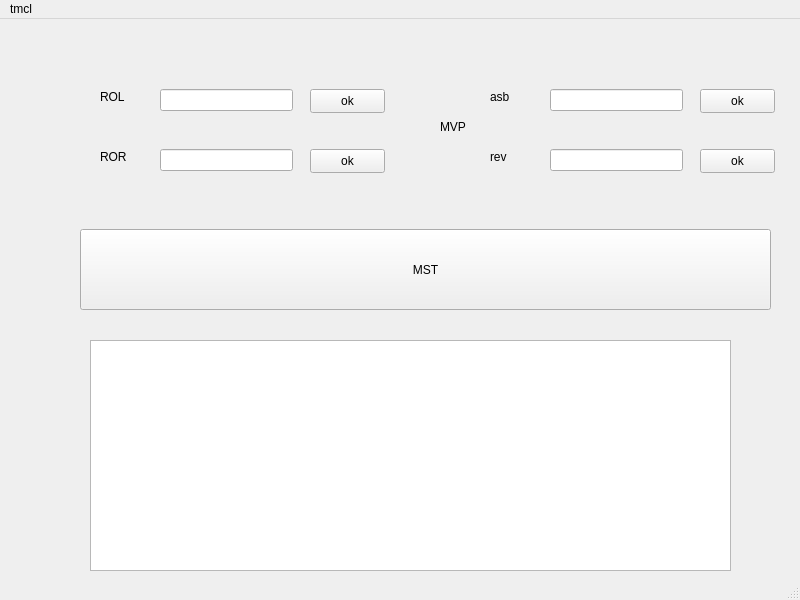
This is tmcl.ui in lim-mortan/TMCM as Qt 5 draws it before an edit. The edited form follows.
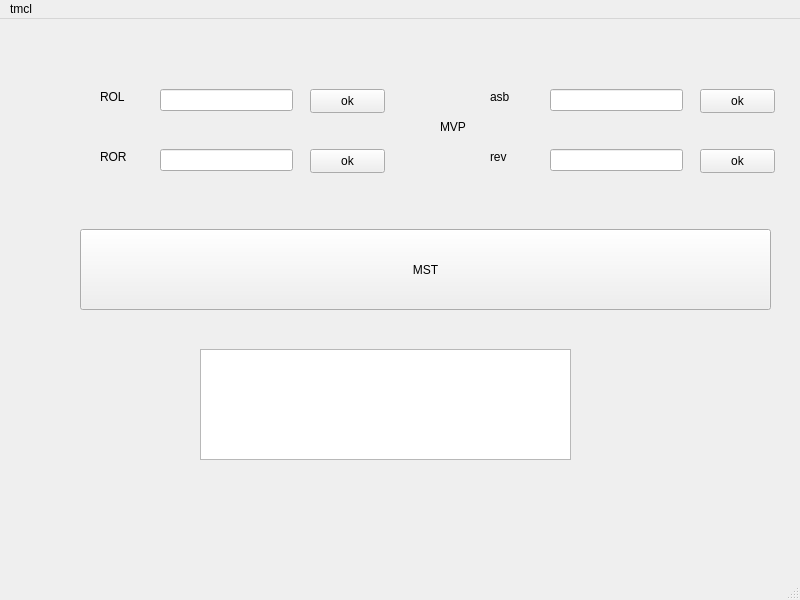
This is the edited form.

Diff of the .ui file:
```diff
--- a/tmcl.ui
+++ b/tmcl.ui
@@ -211,13 +211,13 @@
      <string>MST</string>
     </property>
    </widget>
-   <widget class="QTextBrowser" name="textBrowser">
+   <widget class="QTextEdit" name="textEdit">
     <property name="geometry">
      <rect>
-      <x>90</x>
-      <y>321</y>
-      <width>641</width>
-      <height>231</height>
+      <x>200</x>
+      <y>330</y>
+      <width>371</width>
+      <height>111</height>
      </rect>
     </property>
    </widget>
```
